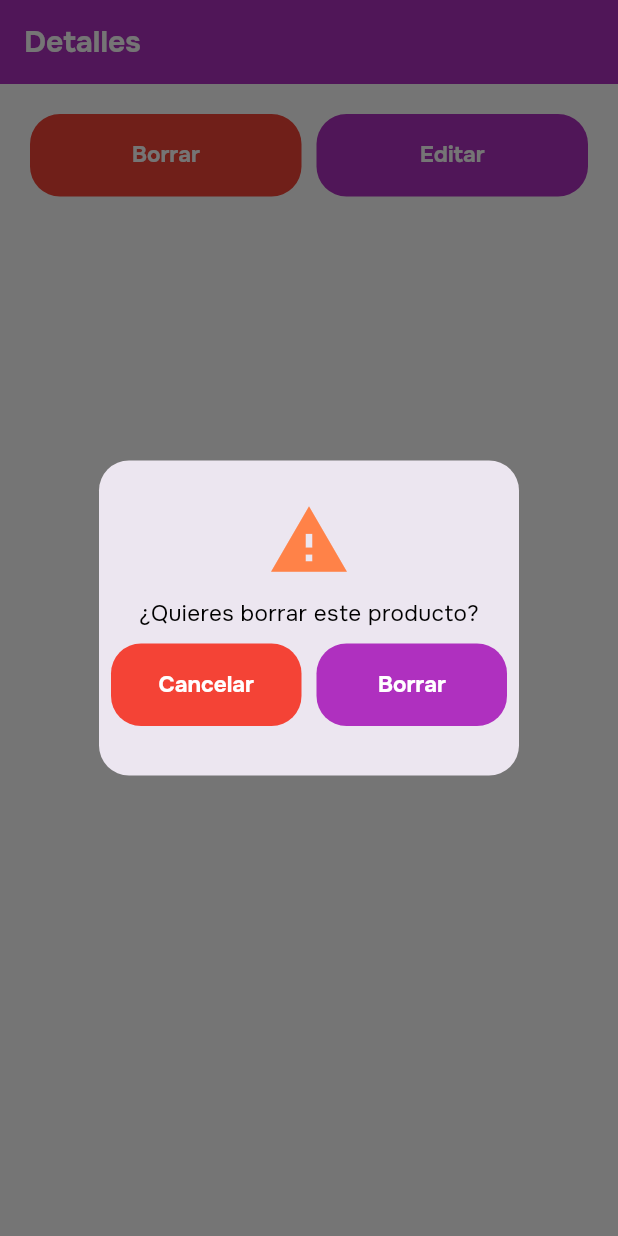
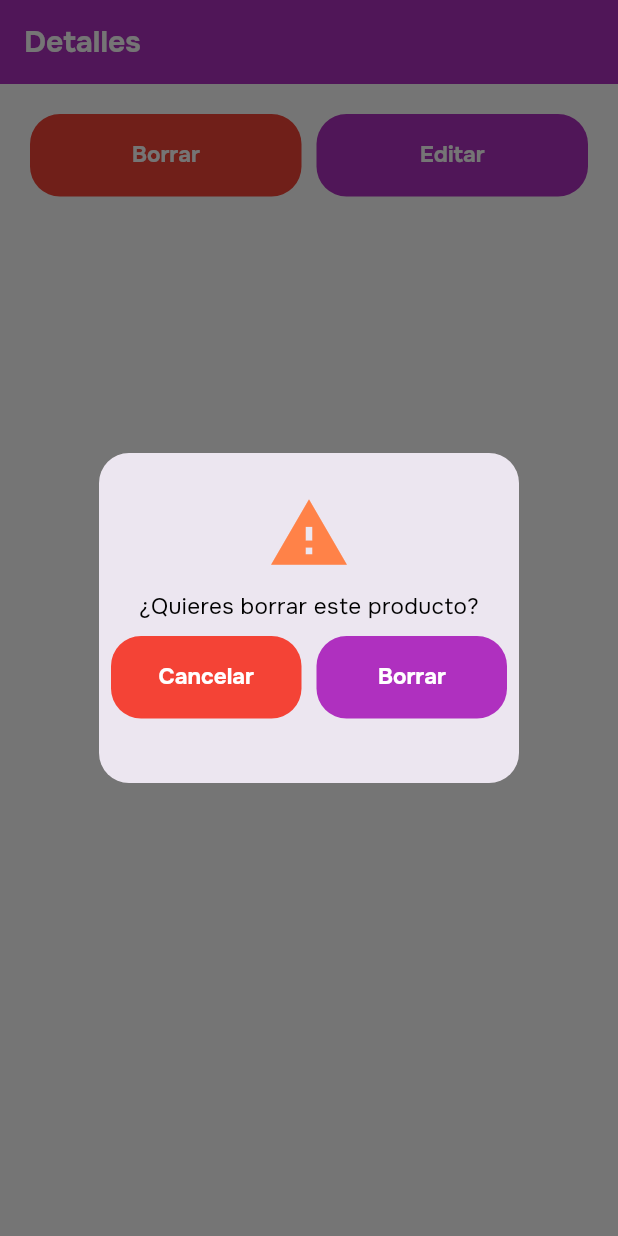
Before and after one commit to HanJian16/Ballots-Template, a Flutter app: the DetailScreen widget shown alone on an empty page, opened directly with empty values, after a tap on "Borrar", on a phone screen of 412 x 824 dp. Run offline on Flutter 3.47's test engine with Material 3 defaults, Android fonts, the phone set to English and light mode, and no system bars; our stand-ins replace dio, file_picker, flutter_dotenv, get, get_storage, google_fonts and 3 more; accounts and stored records are empty.

Commit message:
Ajustando el rutado para la lista de servicios y la boletas de servicios -Ajustando la lógica en las screens para ser reutilizadas mediante una categoría -Ajustando que use la categoría en demás funciones que se necesitan -Agregando widgets al index -Cambiando la logica del warningdialog

```diff
--- a/frontend/ballots_template_flutter/lib/routes/app_routes.dart
+++ b/frontend/ballots_template_flutter/lib/routes/app_routes.dart
@@ -24,13 +24,14 @@ class AppRoutes {
     GetPage(name: settings, page: () => const SettingsScreen()),
     GetPage(name: signatureSettings, page: () => const SignatureScreen()),
     GetPage(name: invoice, page: () => const InvoiceScreen()),
-    GetPage(name: productInvoice, page: () => const ProductInvoiceScreen()),
-    GetPage(name: serviceInvoice, page: () => const ServiceInvoiceScreen()),
+    GetPage(name: productInvoice, page: () => const ProductInvoiceScreen(category: 'Productos',)),
+    GetPage(name: serviceInvoice, page: () => const ProductInvoiceScreen(category: 'Servicios',)),
     GetPage(name: registrations, page: () => const RegistrationsScreen()),
     GetPage(name: registerProduct, page: () => const RegisterProductScreen()),
     GetPage(name: registerService, page: () => const RegisterServiceScreen()),
     GetPage(name: generalList, page: () => const GeneralListScreen()),
-    GetPage(name: productList, page: () => const ProductListScreen()),
+    GetPage(name: productList, page: () => const ProductListScreen(category: 'Productos')),
+    GetPage(name: serviceList, page: () => const ProductListScreen(category: 'Servicios')),
     GetPage(name: addProduct, page: () => const AddProductScreen()),
     GetPage(name: clients, page: () => const ClientsScreen()),
     GetPage(name: addClient, page: () => const AddClientScreen()),
--- a/frontend/ballots_template_flutter/lib/screens/general_list_screen/product_list_screen.dart
+++ b/frontend/ballots_template_flutter/lib/screens/general_list_screen/product_list_screen.dart
@@ -8,7 +8,9 @@ import 'package:ballots_template_flutter/widgets/index.dart';
 import 'package:google_fonts/google_fonts.dart';
 
 class ProductListScreen extends StatefulWidget {
-  const ProductListScreen({super.key});
+  const ProductListScreen({super.key, required this.category});
+
+  final String category;
 
   @override
   State<ProductListScreen> createState() => _ProductListScreenState();
@@ -16,6 +18,7 @@ class ProductListScreen extends StatefulWidget {
 
 class _ProductListScreenState extends State<ProductListScreen> {
   List<Product> products = [];
+  List<Service> services = [];
 
   @override
   void initState() {
@@ -24,16 +27,26 @@ class _ProductListScreenState extends State<ProductListScreen> {
   }
 
   getDataDB() async {
+    if (widget.category == 'Servicios') {
+      final servicesDB = await getServices();
+      setState(() {
+        services = servicesDB;
+      });
+    } else {
       final productsDB = await getProducts();
       setState(() {
         products = productsDB;
       });
     }
+  }
 
   @override
   Widget build(BuildContext context) {
+    final listItems = widget.category == 'Servicios' ? services : products;
     return ScreenContainer(
-      title: 'Lista de Productos',
+      title: widget.category == 'Servicios'
+          ? 'Lista de servicios'
+          : 'Lista de productos',
       floatingActionButton: AddItemBtn(
         onPress: () {},
       ),
@@ -43,7 +56,9 @@ class _ProductListScreenState extends State<ProductListScreen> {
           children: [
             TextFormField(
               decoration: InputDecoration(
-                  hintText: 'Buscar producto',
+                  hintText: widget.category == 'Servicios'
+                      ? 'Buscar servicio'
+                      : 'Buscar producto',
                   suffixIcon: IconButton(
                     onPressed: () {},
                     icon: const Icon(Icons.qr_code_scanner),
@@ -54,30 +69,44 @@ class _ProductListScreenState extends State<ProductListScreen> {
             ),
             SizedBox(
               height: Get.height * 0.65,
-              child: products.isEmpty
-                  ? const Center(child: Text('No hay productos'))
+              child: listItems.isEmpty
+                  ? Center(
+                      child: Text(widget.category == 'Servicios'
+                          ? 'No hay servicios'
+                          : 'No hay productos'),
+                    )
                   : ListView.separated(
-                      itemCount: products.length,
+                      itemCount: listItems.length,
                       itemBuilder: (context, index) {
+                        if (widget.category == 'Servicios') {
+                          var item = services[index];
+                          var serviceDescription = item.description;
+                          var serviceValue = item.value;
+                          var id = item.id;
+                          return ItemCard(
+                            category: widget.category,
+                            id: id,
+                            title: serviceDescription,
+                            subtitle: serviceValue.toString(),
+                            onPress: () {
+                              print('Service121221');
+                            },
+                          );
+                        } else {
                           var item = products[index];
                           var productName = item.productName;
                           var productValue = item.productValue;
                           var id = item.id;
-                        // Aquí puedes personalizar cómo mostrar cada producto
-                        return Card(
-                          child: ListTile(
-                            onTap: () {
-                              Get.to(
-                                () => DetailScreen(
+                          return ItemCard(
                             id: id,
-                                ),
+                            title: productName,
+                            subtitle: productValue.toString(),
+                            category: widget.category,
+                            onPress: () {
+                              print('Product12121');
+                            },
                           );
-                            },
-                            title: Text(productName),
-                            subtitle: Text('Valor: ${productValue.toString()}'),
-                            trailing: const Icon(Icons.arrow_forward_ios),
-                          ),
-                        );
+                        }
                       },
                       separatorBuilder: (context, index) {
                         return const SizedBox(height: 12);
@@ -95,8 +124,12 @@ class DetailScreen extends StatefulWidget {
   const DetailScreen({
     super.key,
     required this.id,
+    required this.category,
+    this.onPress,
   });
   final int id;
+  final String category;
+  final VoidCallback? onPress;
 
   @override
   State<DetailScreen> createState() => _DetailScreenState();
@@ -104,6 +137,7 @@ class DetailScreen extends StatefulWidget {
 
 class _DetailScreenState extends State<DetailScreen> {
   Product? _product;
+  Service? _service;
 
   @override
   void initState() {
@@ -112,10 +146,17 @@ class _DetailScreenState extends State<DetailScreen> {
   }
 
   getData() async {
-    final product = await getProductById(widget.id);
+    if (widget.category == 'Servicios') {
+      final serviceDb = await getServiceById(widget.id);
       setState(() {
-      _product = product; // Asignas el producto a la variable de estado
+        _service = serviceDb;
       });
+    } else {
+      final productDb = await getProductById(widget.id);
+      setState(() {
+        _product = productDb;
+      });
+    }
   }
 
   @override
@@ -129,38 +170,13 @@ class _DetailScreenState extends State<DetailScreen> {
           key: formKey,
           child: Column(
             children: [
-              if (_product != null)
+              if (_product != null || _service != null)
                 Padding(
                   padding: const EdgeInsets.only(bottom: 20),
-                  child: Column(
-                    children: [
-                      TextFormField(
-                        enabled: false,
-                        // controller: field['controller'],
-                        decoration: InputDecoration(
-                            hintText: _product?.productName, counterText: ''),
-                      ),
-                      const SizedBox(
-                        height: 20,
-                      ),
-                      TextFormField(
-                        enabled: false,
-                        // controller: field['controller'],
-                        decoration: InputDecoration(
-                            hintText: _product?.productDescription,
-                            counterText: ''),
-                      ),
-                      const SizedBox(
-                        height: 20,
-                      ),
-                      TextFormField(
-                        enabled: false,
-                        // controller: field['controller'],
-                        decoration: InputDecoration(
-                            hintText: '${_product?.productValue}',
-                            counterText: ''),
-                      ),
-                    ],
+                  child: DetailFields(
+                    category: widget.category,
+                    product: _product,
+                    service: _service,
                   ),
                 ),
               Row(
@@ -171,14 +187,8 @@ class _DetailScreenState extends State<DetailScreen> {
                       customColor: Colors.red,
                       text: 'Borrar',
                       onPressed: () {
-                        Get.defaultDialog(
-                          title: '',
-                          titleStyle: GoogleFonts.onest(
-                            fontSize: 1,
-                          ),
-                          content: WarningDialog(
-                            title: '¿Quieres borrar este producto?',
-                            titleBtn: "Borrar",
+                        WarningDialogHelper.show(
+                          message: '¿Quieres borrar este producto?',
                           actionsBtn: Row(
                             children: [
                               Expanded(
@@ -198,15 +208,16 @@ class _DetailScreenState extends State<DetailScreen> {
                                 child: CustomBtn(
                                   status: 1,
                                   text: 'Borrar',
-                                    onPressed: () {},
+                                  onPressed: () {
+                                    if (widget.onPress != null) {
+                                      widget.onPress!();
+                                    } else {
+                                      print('hola toy vacio muiajajaj');
+                                    }
+                                  },
                                 ),
                               )
                             ],
-                            ),
-                            onPress: () {
-                              Get.back();
-                              // deleteProduct(_product?.id);
-                            },
                           ),
                         );
                       },
--- a/frontend/ballots_template_flutter/lib/utils/invoice_resources/invoice_data.dart
+++ b/frontend/ballots_template_flutter/lib/utils/invoice_resources/invoice_data.dart
@@ -43,7 +43,7 @@ class InvoiceResources {
   }
 
   static List<Map<String, dynamic>> getInvoiceActionIcons(
-      {bool isService = false}) {
+      {String category = ''}) {
     List<Map<String, dynamic>> icons = [
       {
         'icon': Icons.person_search_rounded,
@@ -67,7 +67,7 @@ class InvoiceResources {
       },
     ];
 
-    if (isService) {
+    if (category == 'Servicios') {
       icons.add({
         'icon': Icons.settings,
         'onPressed': () {},
--- a/frontend/ballots_template_flutter/lib/widgets/index.dart
+++ b/frontend/ballots_template_flutter/lib/widgets/index.dart
@@ -1,3 +1,7 @@
+//* generalListScreen
+export 'generalListScreen/detail_fields.dart';
+export 'generalListScreen/item_card.dart';
+
 //* homeScreen
 export 'homeScreen/custom_button.dart';
 export 'homeScreen/header_homescreen_body.dart';
--- a/frontend/ballots_template_flutter/lib/widgets/warning_dialog.dart
+++ b/frontend/ballots_template_flutter/lib/widgets/warning_dialog.dart
@@ -1,26 +1,26 @@
 import 'package:flutter/material.dart';
 
+import 'package:get/get.dart';
 import 'package:google_fonts/google_fonts.dart';
 
 import 'package:ballots_template_flutter/theme/index.dart';
 import 'package:ballots_template_flutter/widgets/index.dart';
 
-class WarningDialog extends StatelessWidget {
-  const WarningDialog(
-      {super.key,
-      required this.title,
-      required this.onPress,
-      required this.titleBtn,
-      this.actionsBtn});
-  final String title;
-  final String titleBtn;
-  final VoidCallback onPress;
-  final Widget? actionsBtn;
-
-  @override
-  Widget build(BuildContext context) {
-    return SizedBox(
-      height: 160,
+class WarningDialogHelper {
+  static void show({
+    String? title,
+    String? message,
+    Widget? actionsBtn,
+    VoidCallback? onPress,
+    String? titleBtn,
+  }) {
+    Get.defaultDialog(
+      title: title ?? '',
+      titleStyle: GoogleFonts.onest(
+        fontSize: 1,
+      ),
+      content: SizedBox(
+        height: 170,
         child: Column(
           children: [
             const Icon(
@@ -30,24 +30,29 @@ class WarningDialog extends StatelessWidget {
             ),
             const SizedBox(height: 10),
             Text(
-            title,
+              message ?? '',
               style: GoogleFonts.onest(
                 fontSize: 15,
               ),
               // textAlign: TextAlign.center,
             ),
             const SizedBox(height: 10),
-          if (actionsBtn != null) actionsBtn!,
-          if(actionsBtn == null)
+            if (actionsBtn != null) actionsBtn,
+            if (actionsBtn == null)
               CustomBtn(
-            text: titleBtn,
+                text: titleBtn ?? '',
                 status: 1,
                 onPressed: () {
+                  if (onPress != null) {
                     onPress();
+                  } else {
+                    return;
+                  }
                 },
               ),
           ],
         ),
+      ),
     );
   }
 }
```
Also changed, not shown: frontend/ballots_template_flutter/lib/screens/invoice/product_invoice_screen.dart (+6 -5 lines). Lines whose indentation alone changed are shown as unchanged.
